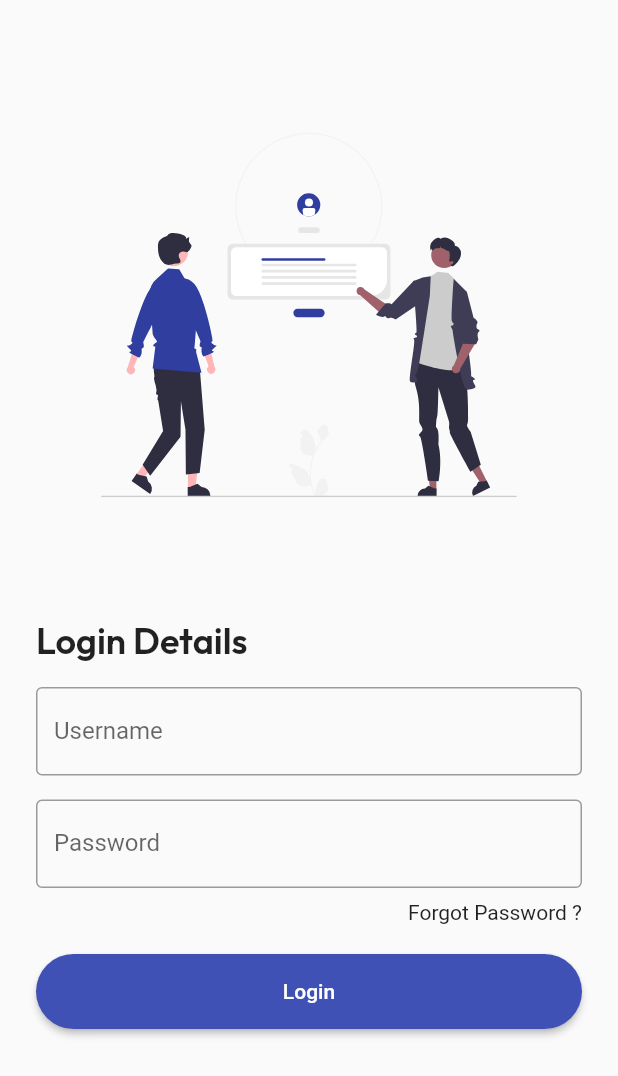
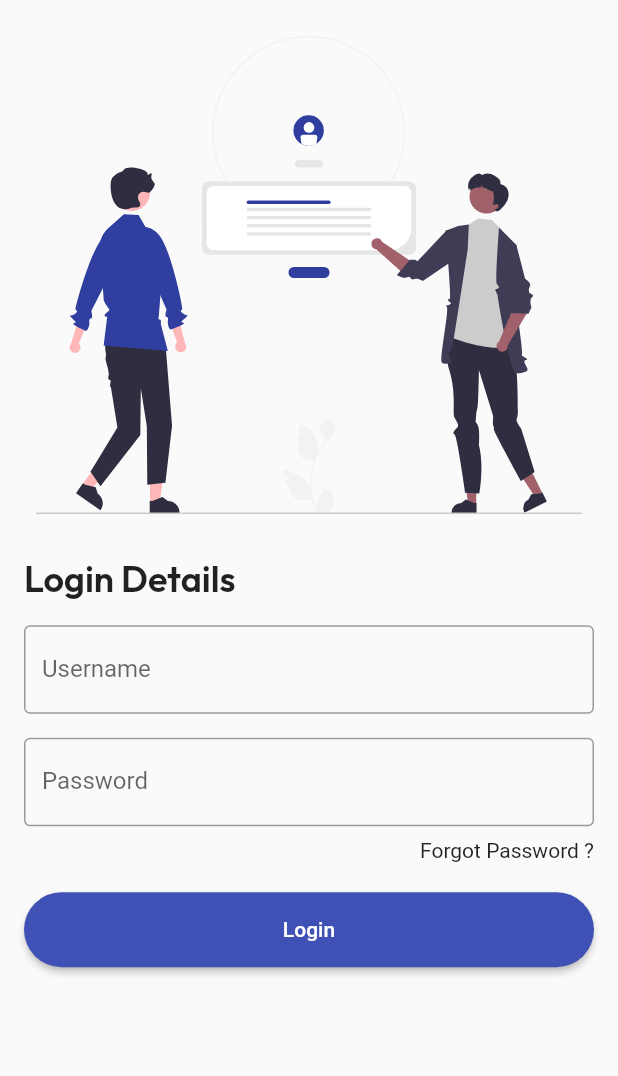
Before and after one commit to nguyentan2808/flutter-messenger-app, a Flutter app: the screen it shows after launch, on a phone screen of 412 x 824 dp. Shown: the top 1076 px of the screen. Run offline on Flutter 3.47's test engine with Material 2 defaults, Android fonts, the phone set to English and light mode, and no system bars; our stand-ins replace flutter_svg.

Commit message:
fix: login page overflow bottom

```diff
--- a/lib/screens/login_screen.dart
+++ b/lib/screens/login_screen.dart
@@ -10,24 +10,20 @@ class LoginScreen extends StatelessWidget {
   Widget build(BuildContext context) {
     final size = MediaQuery.of(context).size;
 
-    print(size);
     return Scaffold(
-      body: Padding(
-        padding: const EdgeInsets.all(8.0),
-        child: Column(
+      body: ListView(
         children: [
-            Expanded(
-              child: Center(
-                child: FractionallySizedBox(
-                  widthFactor: 0.7,
+          SizedBox(
+            height: size.height * 0.45,
+            child: Padding(
+              padding: const EdgeInsets.all(24.0),
               child: SvgPicture.asset(
                 'assets/images/login_svg.svg',
+                alignment: Alignment.topCenter,
               ),
             ),
           ),
-            ),
-            Expanded(
-              child: Padding(
+          Padding(
             padding: const EdgeInsets.symmetric(horizontal: 16.0),
             child: Column(
               crossAxisAlignment: CrossAxisAlignment.stretch,
@@ -64,8 +60,7 @@ class LoginScreen extends StatelessWidget {
                 const SizedBox(height: 20),
                 ElevatedButton(
                     style: ButtonStyle(
-                            shape: MaterialStateProperty.all(
-                                RoundedRectangleBorder(
+                        shape: MaterialStateProperty.all(RoundedRectangleBorder(
                             borderRadius: BorderRadius.circular(40))),
                         fixedSize: MaterialStateProperty.all(
                             Size(size.width * 0.9, 50))),
@@ -74,9 +69,7 @@ class LoginScreen extends StatelessWidget {
               ],
             ),
           ),
-            ),
         ],
-        ),
       ),
     );
   }
```
Lines whose indentation alone changed are shown as unchanged.
